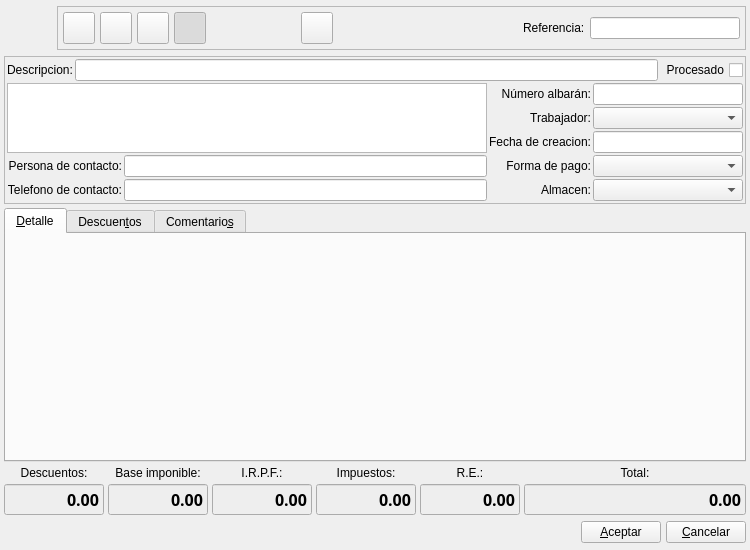
The window that bulmages/bulmafact/plugins/pluginbf_clientealbaran/albaranclientebase.ui (eboladev/Bulmages-1) describes before a commit, drawn with Qt 5.
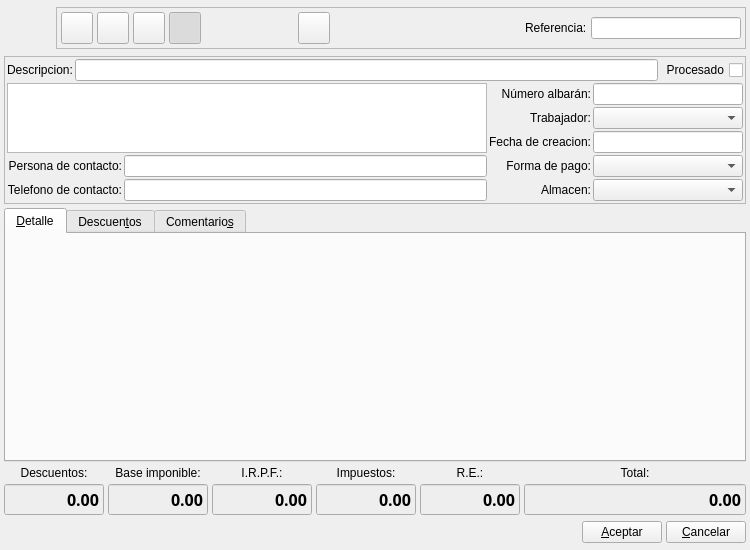
The same window after the commit. Icons and pictures are not drawn. Custom widgets are drawn as their Qt base class.

```diff
--- a/bulmages/bulmafact/plugins/pluginbf_clientealbaran/albaranclientebase.ui
+++ b/bulmages/bulmafact/plugins/pluginbf_clientealbaran/albaranclientebase.ui
@@ -33,7 +33,7 @@
    <item row="0" column="0" colspan="6">
     <layout class="QHBoxLayout" name="_2">
      <property name="spacing">
-      <number>5</number>
+      <number>4</number>
      </property>
      <property name="margin">
       <number>0</number>
@@ -82,10 +82,10 @@
        </property>
        <layout class="QHBoxLayout">
         <property name="spacing">
-         <number>5</number>
+         <number>4</number>
         </property>
         <property name="margin">
-         <number>5</number>
+         <number>4</number>
         </property>
         <item>
          <widget class="QToolButton" name="mui_guardar">
@@ -1393,7 +1393,7 @@
    <item row="6" column="0" colspan="6">
     <layout class="QHBoxLayout">
      <property name="spacing">
-      <number>5</number>
+      <number>4</number>
      </property>
      <property name="margin">
       <number>0</number>
```
